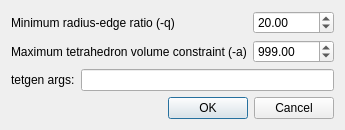
iocroblab/coindesigner, file ui/tetgen_options.ui: the form before one commit.
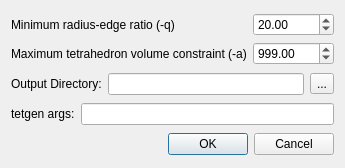
The form after the commit.

Commit message: tetgen support is active again

```diff
--- a/ui/tetgen_options.ui
+++ b/ui/tetgen_options.ui
@@ -6,7 +6,7 @@
     <x>0</x>
     <y>0</y>
     <width>345</width>
-    <height>129</height>
+    <height>168</height>
    </rect>
   </property>
   <property name="windowTitle" >
@@ -69,6 +69,31 @@
      </item>
     </layout>
    </item>
+   <item>
+    <layout class="QHBoxLayout" >
+     <item>
+      <widget class="QLabel" name="label_2" >
+       <property name="text" >
+        <string>Output Directory:</string>
+       </property>
+      </widget>
+     </item>
+     <item>
+      <widget class="QLineEdit" name="outputDirectory" >
+       <property name="readOnly" >
+        <bool>true</bool>
+       </property>
+      </widget>
+     </item>
+     <item>
+      <widget class="QToolButton" name="outputDirectoryButton" >
+       <property name="text" >
+        <string>...</string>
+       </property>
+      </widget>
+     </item>
+    </layout>
+   </item>
    <item>
     <layout class="QHBoxLayout" >
      <item>
```
The commit also changes 4 other files.
